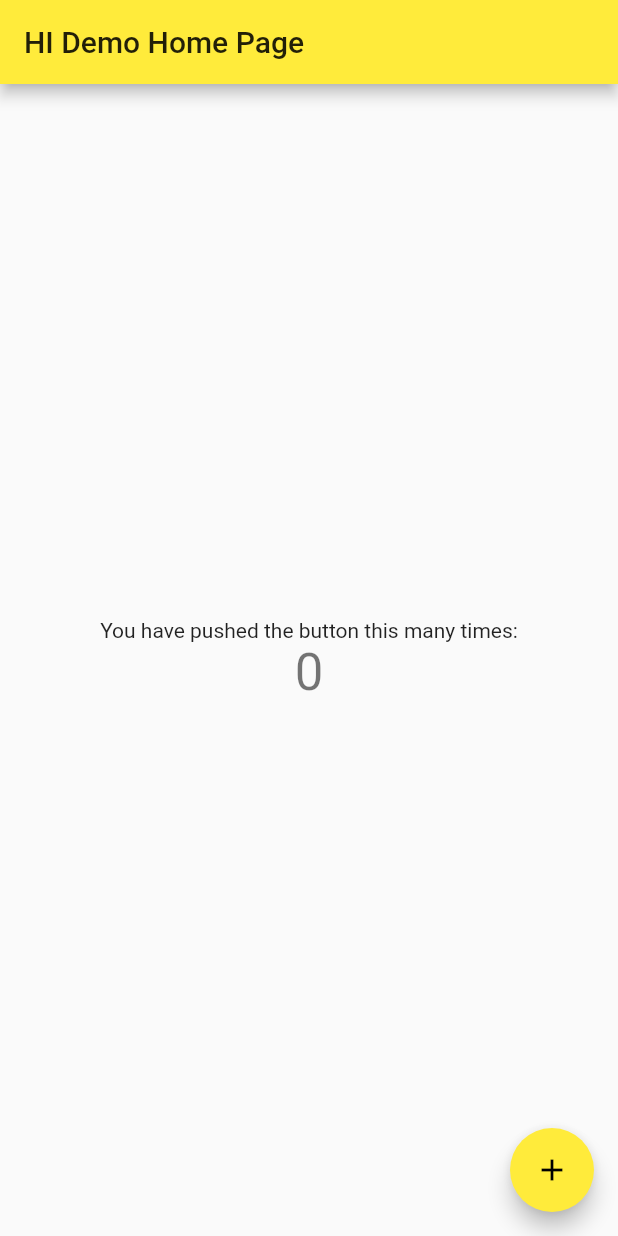
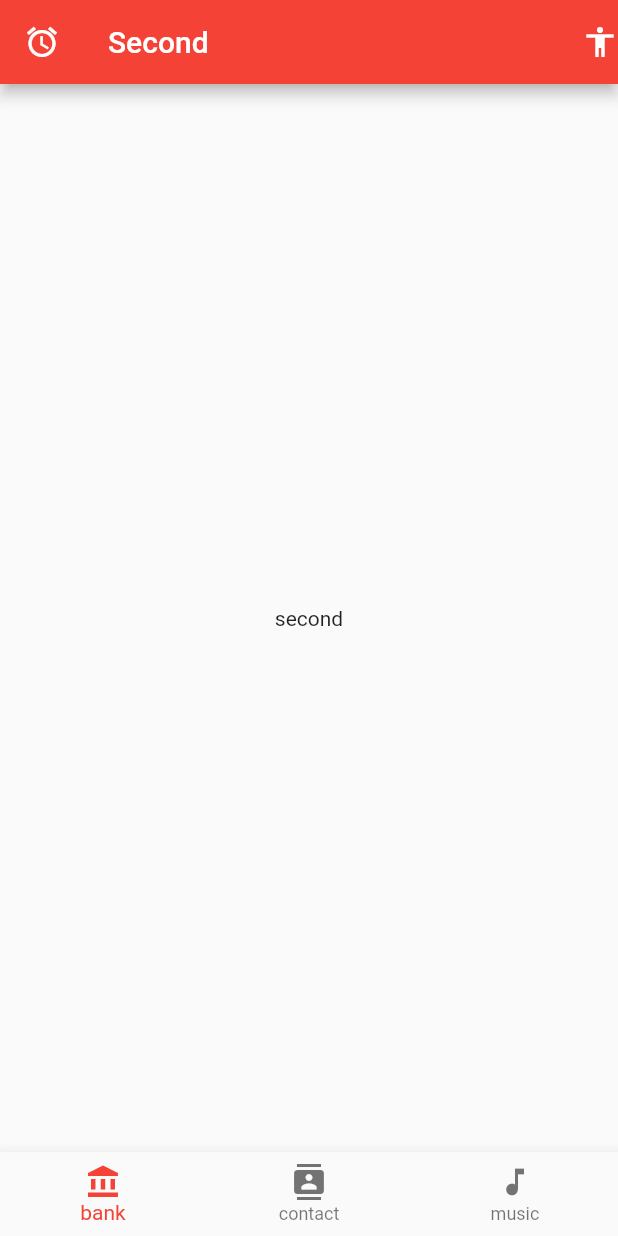
Before and after one commit to WHYJM/flutter-app, a Flutter app: the screen it shows after launch, on a phone screen of 412 x 824 dp. Run offline on Flutter 3.47's test engine with Material 2 defaults, Android fonts, the phone set to English and light mode, and no system bars.

Commit message:
feat: update

```diff
--- a/lib/main.dart
+++ b/lib/main.dart
@@ -1,4 +1,5 @@
 import 'package:flutter/material.dart';
+import 'package:flutterapp/firstScreen.dart';
 
 void main() {
   runApp(MyApp());
@@ -20,13 +21,18 @@ class MyApp extends StatelessWidget {
         // or simply save your changes to "hot reload" in a Flutter IDE).
         // Notice that the counter didn't reset back to zero; the application
         // is not restarted.
-        primarySwatch: Colors.yellow,
+        primarySwatch: Colors.red,
         // This makes the visual density adapt to the platform that you run
         // the app on. For desktop platforms, the controls will be smaller and
         // closer together (more dense) than on mobile platforms.
         visualDensity: VisualDensity.adaptivePlatformDensity,
       ),
-      home: MyHomePage(title: 'HI Demo Home Page'),
+      // home: MyHomePage(title: 'HI Demo Home Page'),
+      home: Second(),
+      initialRoute: '/second',
+      routes: <String, WidgetBuilder>{
+        '/second': (BuildContext context) => new Second()
+      },
     );
   }
 }
@@ -115,3 +121,38 @@ class _MyHomePageState extends State<MyHomePage> {
     );
   }
 }
+
+class Second extends StatelessWidget {
+  const Second({Key key}) : super(key: key);
+
+  @override
+  Widget build(BuildContext context) {
+    return new Scaffold(
+      appBar: AppBar(
+          title: new Text('Second'),
+          leading: Icon(Icons.access_alarm),
+          actions: <Widget>[
+            Icon(Icons.accessibility),
+          ]),
+      body: new Center(
+        child: Text('second'),
+      ),
+      bottomNavigationBar: new BottomNavigationBar(
+        items: <BottomNavigationBarItem>[
+          new BottomNavigationBarItem(
+            icon: Icon(Icons.account_balance),
+            label: 'bank',
+          ),
+          new BottomNavigationBarItem(
+            icon: Icon(Icons.contacts),
+            label: 'contact',
+          ),
+          new BottomNavigationBarItem(
+            icon: Icon(Icons.music_note),
+            label: 'music',
+          )
+        ],
+      ),
+    );
+  }
+}
--- /dev/null
+++ b/lib/secondScreen.dart
@@ -0,0 +1,20 @@
+import 'package:flutter/material.dart';
+
+class Second extends StatelessWidget {
+  const Second({Key key}) : super(key: key);
+
+  @override
+  Widget build(BuildContext context) {
+    return new Scaffold(
+      appBar: AppBar(
+          title: new Text('Second'),
+          leading: Icon(Icons.access_alarm),
+          actions: <Widget>[
+            Icon(Icons.accessibility),
+          ]),
+      body: new Center(
+        child: Text('second'),
+      ),
+    );
+  }
+}
```
Also changed, not shown: lib/firstScreen.dart (added, +20 -0 lines).
